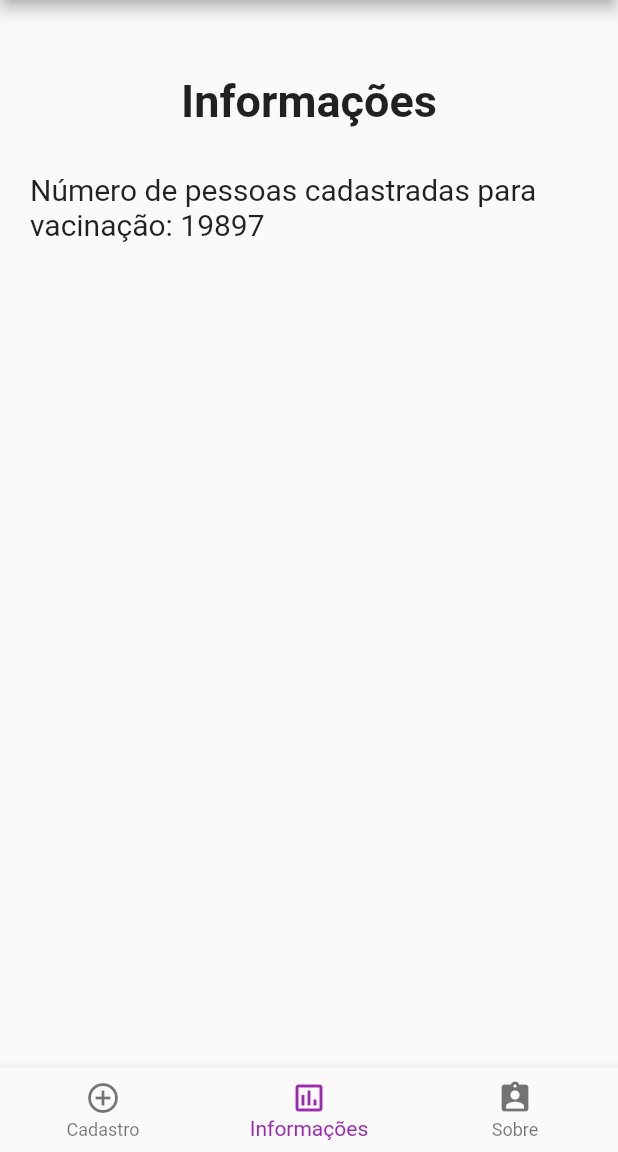
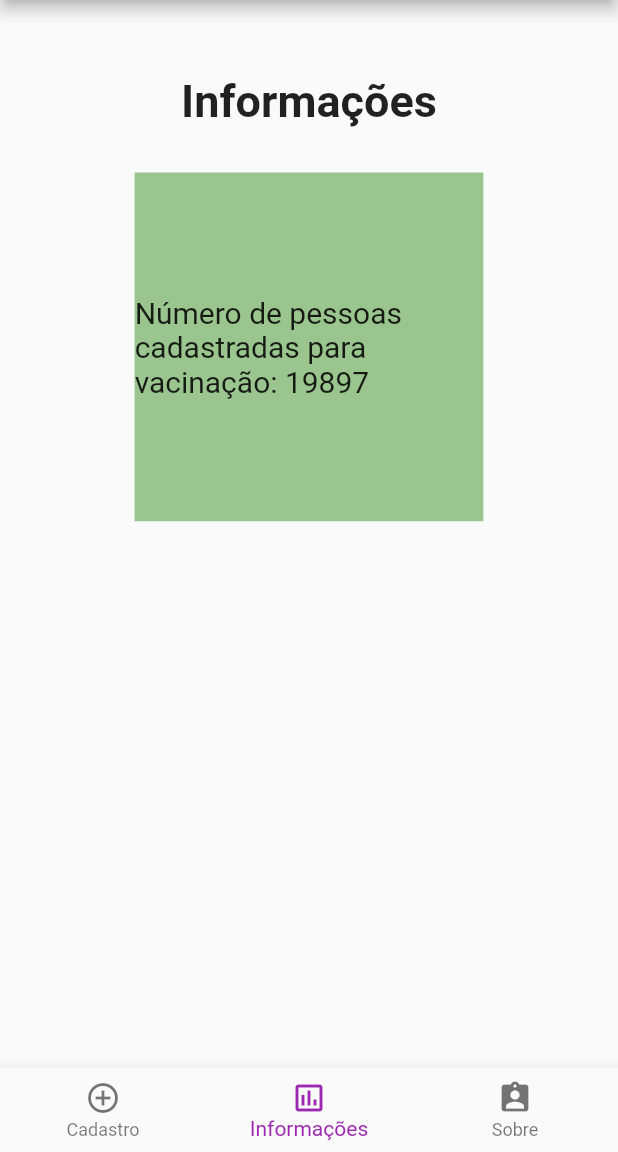
Before and after one commit to mathiasarturschulz/flutter_animations, a Flutter app: the screen it shows after launch, item 2 of the bottom bar chosen, on a phone screen of 412 x 824 dp, the part 84-1236 px from its top. Run offline on Flutter 3.47's test engine with Material 2 defaults, Android fonts, the phone set to English and light mode, and no system bars.

Commit message:
[ADD] Adicionado um container que aumenta e diminue de tamanho

```diff
--- a/lib/main.dart
+++ b/lib/main.dart
@@ -173,9 +173,29 @@ class PageCadastro extends StatelessWidget {
   }
 }
 
-class PageInformacoes extends StatelessWidget {
+class PageInformacoes extends StatefulWidget {
+  @override
+  _PageInformacoesState createState() => _PageInformacoesState();
+}
+
+class _PageInformacoesState extends State<PageInformacoes> with SingleTickerProviderStateMixin{
+  AnimationController controller;
+  Animation colorAnimation;
+  Animation sizeAnimation;
   static const optionStyle = TextStyle(fontSize: 30, fontWeight: FontWeight.bold);
   GlobalKey<FormState> _formKey = new GlobalKey<FormState>();
+
+  void initState() {
+    super.initState();
+    controller =  AnimationController(vsync: this, duration: Duration(seconds: 2));
+    colorAnimation = ColorTween(begin: Colors.blue, end: Colors.yellow).animate(controller);
+    sizeAnimation = Tween<double>(begin: 150.0, end: 300.0).animate(controller);
+    controller.addListener(() {
+      setState(() {});
+    });
+    controller.repeat();
+    controller.repeat(reverse: true);
+  }
 
   Widget build(BuildContext context) {
     return Scaffold(
@@ -191,18 +211,23 @@ class PageInformacoes extends StatelessWidget {
               ),
               Padding(
                 padding: EdgeInsets.only(top: 30),
-                child: Align(
-                  alignment: Alignment.centerLeft,
-                  child: Text(
-                    'Número de pessoas cadastradas para vacinação: ' + numVacinas.toString(),
-                    style: TextStyle(fontSize: 20),
+                child: Container(
+                  height: sizeAnimation.value,
+                  width: sizeAnimation.value,
+                  color: colorAnimation.value,
+                  child: Align(
+                    alignment: Alignment.center,
+                    child: Text(
+                      'Número de pessoas cadastradas para vacinação: ' + numVacinas.toString(),
+                      style: TextStyle(fontSize: 20),
+                    ),
                   ),
                 ),
               ),
             ],
           ),
         )
-      )
+      ),
     );
   }
 }
```
